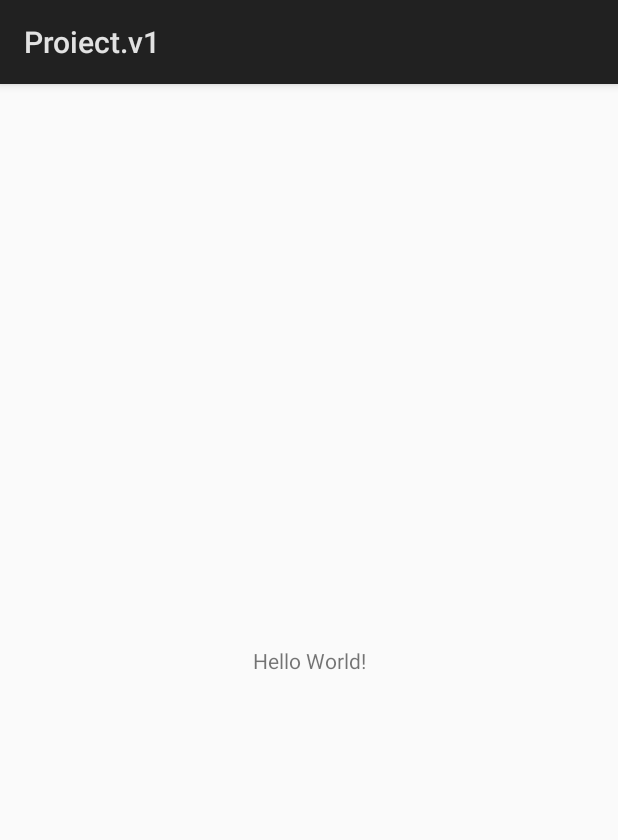
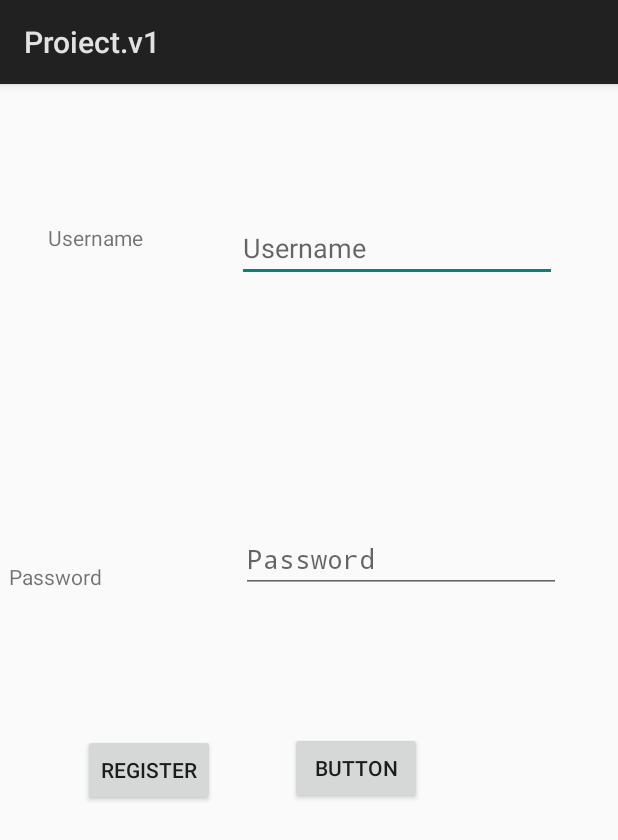
Before and after one commit to mihaigradinescu/ProiectDAM, an Android app: the screen it shows after launch (MainActivity), on a phone screen of 412 x 824 dp. Shown: the top 840 px of the screen. Run offline under Robolectric (Android 15) with nearby library versions, the phone set to English and light mode, and no system bars.

Commit message:
primele activitati

```diff
--- a/app/src/main/AndroidManifest.xml
+++ b/app/src/main/AndroidManifest.xml
@@ -16,6 +16,8 @@
                 <category android:name="android.intent.category.LAUNCHER" />
             </intent-filter>
         </activity>
+        <activity android:name=".RegisterActivity" />
+        <activity android:name=".MyProfile"></activity>
     </application>
 
 </manifest>
--- a/app/src/main/res/layout/activity_main.xml
+++ b/app/src/main/res/layout/activity_main.xml
@@ -7,12 +7,90 @@
     tools:context=".MainActivity">
 
     <TextView
+        android:id="@+id/loginUsernameTW"
         android:layout_width="wrap_content"
         android:layout_height="wrap_content"
-        android:text="Hello World!"
-        app:layout_constraintBottom_toBottomOf="parent"
-        app:layout_constraintLeft_toLeftOf="parent"
-        app:layout_constraintRight_toRightOf="parent"
+        android:layout_marginStart="33dp"
+        android:layout_marginTop="32dp"
+        android:layout_marginEnd="31dp"
+        android:layout_marginBottom="73dp"
+        android:text="@string/loginUsernameText"
+        app:layout_constraintBottom_toTopOf="@+id/loginPasswordTW"
+        app:layout_constraintEnd_toStartOf="@+id/loginUsernameET"
+        app:layout_constraintStart_toStartOf="parent"
         app:layout_constraintTop_toTopOf="parent" />
 
+    <EditText
+        android:id="@+id/loginUsernameET"
+        android:layout_width="wrap_content"
+        android:layout_height="wrap_content"
+        android:layout_marginStart="31dp"
+        android:layout_marginTop="16dp"
+        android:layout_marginEnd="42dp"
+        android:layout_marginBottom="45dp"
+        android:ems="10"
+        android:hint="@string/loginUsernameText"
+        android:inputType="textPersonName"
+        app:layout_constraintBottom_toTopOf="@+id/loginPasswordET"
+        app:layout_constraintEnd_toEndOf="parent"
+        app:layout_constraintStart_toEndOf="@+id/loginUsernameTW"
+        app:layout_constraintTop_toTopOf="parent" />
+
+    <TextView
+        android:id="@+id/loginPasswordTW"
+        android:layout_width="wrap_content"
+        android:layout_height="wrap_content"
+        android:layout_marginTop="73dp"
+        android:layout_marginEnd="43dp"
+        android:layout_marginBottom="369dp"
+        android:text="@string/loginPasswordText"
+        app:layout_constraintBottom_toBottomOf="parent"
+        app:layout_constraintEnd_toStartOf="@+id/loginPasswordET"
+        app:layout_constraintStart_toStartOf="parent"
+        app:layout_constraintTop_toBottomOf="@+id/loginUsernameTW" />
+
+    <EditText
+        android:id="@+id/loginPasswordET"
+        android:layout_width="wrap_content"
+        android:layout_height="wrap_content"
+        android:layout_marginStart="44dp"
+        android:layout_marginTop="45dp"
+        android:layout_marginEnd="32dp"
+        android:layout_marginBottom="358dp"
+        android:ems="10"
+        android:hint="@string/loginPasswordText"
+        android:inputType="textPassword"
+        app:layout_constraintBottom_toBottomOf="parent"
+        app:layout_constraintEnd_toEndOf="parent"
+        app:layout_constraintStart_toEndOf="@+id/loginPasswordTW"
+        app:layout_constraintTop_toBottomOf="@+id/loginUsernameET" />
+
+    <Button
+        android:id="@+id/loginRegisterB"
+        android:layout_width="wrap_content"
+        android:layout_height="wrap_content"
+        android:layout_marginStart="41dp"
+        android:layout_marginTop="52dp"
+        android:layout_marginEnd="255dp"
+        android:layout_marginBottom="244dp"
+        android:text="Register"
+        app:layout_constraintBottom_toBottomOf="parent"
+        app:layout_constraintEnd_toEndOf="parent"
+        app:layout_constraintStart_toStartOf="parent"
+        app:layout_constraintTop_toBottomOf="@+id/loginPasswordTW" />
+
+    <Button
+        android:id="@+id/loginSignInB"
+        android:layout_width="wrap_content"
+        android:layout_height="wrap_content"
+        android:layout_marginStart="32dp"
+        android:layout_marginTop="50dp"
+        android:layout_marginEnd="113dp"
+        android:layout_marginBottom="245dp"
+        android:text="Button"
+        app:layout_constraintBottom_toBottomOf="parent"
+        app:layout_constraintEnd_toEndOf="parent"
+        app:layout_constraintStart_toEndOf="@+id/loginRegisterB"
+        app:layout_constraintTop_toBottomOf="@+id/loginPasswordET" />
+
 </android.support.constraint.ConstraintLayout>
```
Also changed, not shown: app/src/main/java/ro/gradi/proiectv1/MyProfile.java (added, +13 -0 lines), app/src/main/java/ro/gradi/proiectv1/RegisterActivity.java (added, +13 -0 lines), app/src/main/res/layout/activity_my_profile.xml (added, +96 -0 lines), app/src/main/res/layout/activity_register.xml (added, +170 -0 lines), app/src/main/res/values/strings.xml (+11 -0 lines).
